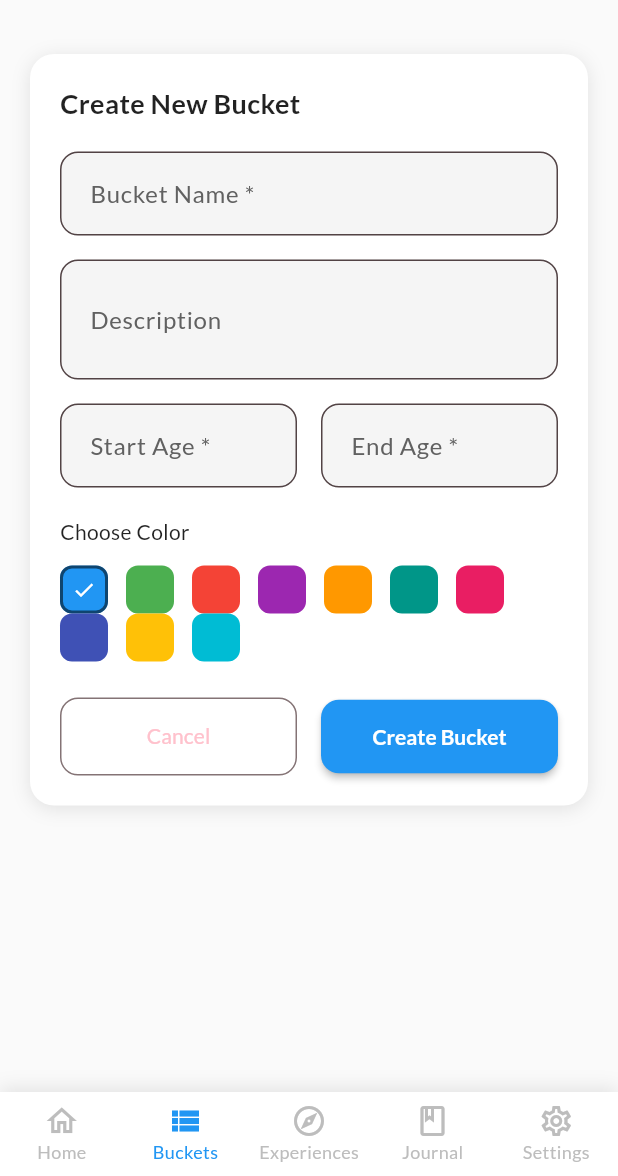
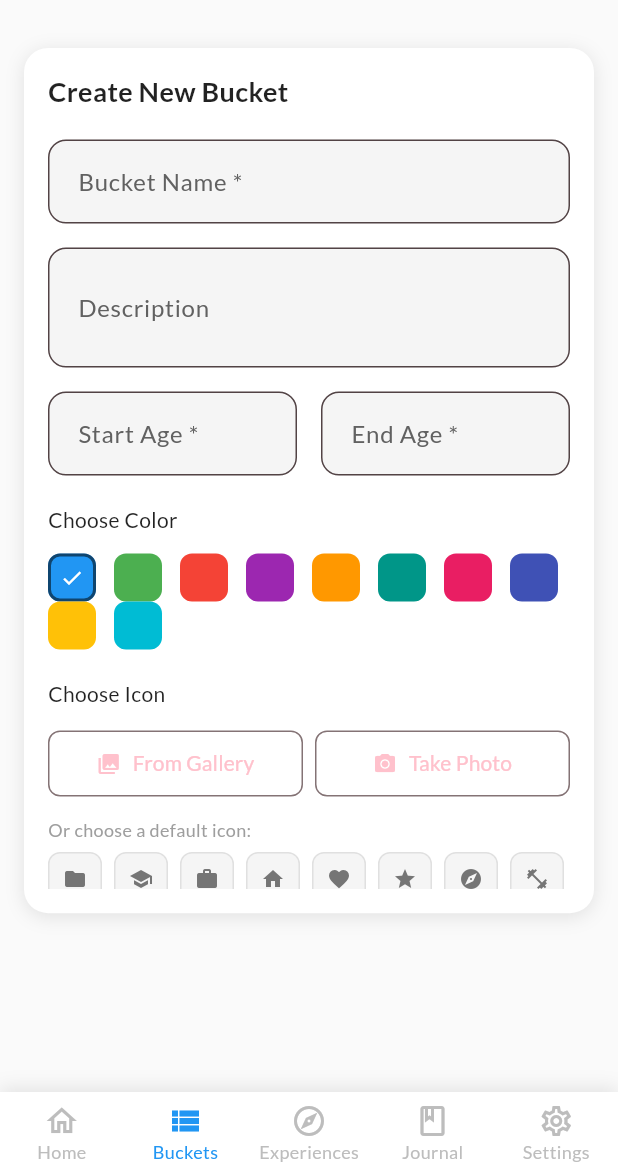
Before and after one commit to cawauchi6204/time-bucket, a Flutter app: the screen it shows after launch, item 2 of the bottom bar chosen, after a tap on the "add" icon, on a phone screen of 412 x 824 dp, the part 60-1236 px from its top. Run offline on Flutter 3.47's test engine with Material 3 defaults, Android fonts, the light colour scheme and no system bars; our stand-ins replace equatable, flutter_riverpod, go_router, google_fonts, image_picker, sqflite; accounts and stored records are empty; network calls fail.

Commit message:
データベースのバージョンを3に更新し、time_bucketsテーブルにicon_pathカラムを追加。バケット作成画面にアイコン選択機能を実装し、UIを改善。新しいBucketIconウィジェットを追加し、アイコン表示のロジックを整理。

```diff
--- a/lib/core/database/database_helper.dart
+++ b/lib/core/database/database_helper.dart
@@ -19,7 +19,7 @@ class DatabaseHelper {
     final String path = join(await getDatabasesPath(), 'timebucket.db');
     return await openDatabase(
       path,
-      version: 2,
+      version: 3,
       onCreate: _onCreate,
       onUpgrade: _onUpgrade,
     );
@@ -35,6 +35,7 @@ class DatabaseHelper {
         end_age INTEGER NOT NULL,
         description TEXT,
         color TEXT,
+        icon_path TEXT,
         order_index INTEGER DEFAULT 0,
         created_at TEXT NOT NULL,
         updated_at TEXT NOT NULL
@@ -122,6 +123,11 @@ class DatabaseHelper {
       // Recreate tables
       await _onCreate(db, newVersion);
     }
+
+    if (oldVersion < 3) {
+      // Add icon_path column to time_buckets table
+      await db.execute('ALTER TABLE time_buckets ADD COLUMN icon_path TEXT');
+    }
   }
 
   Future<void> close() async {
--- a/lib/data/models/time_bucket.dart
+++ b/lib/data/models/time_bucket.dart
@@ -8,6 +8,7 @@ class TimeBucket extends Equatable {
   final int endAge;
   final String? description;
   final String? color;
+  final String? iconPath;
   final int orderIndex;
   final DateTime createdAt;
   final DateTime updatedAt;
@@ -19,6 +20,7 @@ class TimeBucket extends Equatable {
     required this.endAge,
     this.description,
     this.color,
+    this.iconPath,
     this.orderIndex = 0,
     required this.createdAt,
     required this.updatedAt,
@@ -47,6 +49,7 @@ class TimeBucket extends Equatable {
       'end_age': endAge,
       'description': description,
       'color': color,
+      'icon_path': iconPath,
       'order_index': orderIndex,
       'created_at': createdAt.toIso8601String(),
       'updated_at': updatedAt.toIso8601String(),
@@ -61,6 +64,7 @@ class TimeBucket extends Equatable {
       endAge: map['end_age'] as int,
       description: map['description'] as String?,
       color: map['color'] as String?,
+      iconPath: map['icon_path'] as String?,
       orderIndex: map['order_index'] as int? ?? 0,
       createdAt: DateTime.parse(map['created_at'] as String),
       updatedAt: DateTime.parse(map['updated_at'] as String),
@@ -74,6 +78,7 @@ class TimeBucket extends Equatable {
     int? endAge,
     String? description,
     String? color,
+    String? iconPath,
     int? orderIndex,
     DateTime? createdAt,
     DateTime? updatedAt,
@@ -85,6 +90,7 @@ class TimeBucket extends Equatable {
       endAge: endAge ?? this.endAge,
       description: description ?? this.description,
       color: color ?? this.color,
+      iconPath: iconPath ?? this.iconPath,
       orderIndex: orderIndex ?? this.orderIndex,
       createdAt: createdAt ?? this.createdAt,
       updatedAt: updatedAt ?? this.updatedAt,
@@ -99,6 +105,7 @@ class TimeBucket extends Equatable {
         endAge,
         description,
         color,
+        iconPath,
         orderIndex,
         createdAt,
         updatedAt,
--- a/lib/presentation/screens/buckets/buckets_screen.dart
+++ b/lib/presentation/screens/buckets/buckets_screen.dart
@@ -4,6 +4,8 @@ import '../../../data/providers/bucket_provider.dart';
 import '../../../data/models/time_bucket.dart';
 import '../../../data/repositories/experience_repository.dart';
 import '../../../data/models/experience.dart';
+import '../../widgets/common/icon_picker.dart';
+import '../../widgets/common/bucket_icon.dart';
 
 class BucketsScreen extends ConsumerStatefulWidget {
   const BucketsScreen({super.key});
@@ -20,6 +22,7 @@ class _BucketsScreenState extends ConsumerState<BucketsScreen> {
   final _startAgeController = TextEditingController();
   final _endAgeController = TextEditingController();
   Color _selectedColor = Colors.blue;
+  String? _selectedIconPath;
   bool _isLoading = false;
 
   final List<Color> _availableColors = [
@@ -163,8 +166,9 @@ class _BucketsScreenState extends ConsumerState<BucketsScreen> {
 
   Widget _buildInlineCreateForm() {
     return Container(
-      margin: const EdgeInsets.all(20),
-      padding: const EdgeInsets.all(20),
+      margin: const EdgeInsets.all(16),
+      padding: const EdgeInsets.all(16),
+      height: MediaQuery.of(context).size.height * 0.7,
       decoration: BoxDecoration(
         color: Colors.white,
         borderRadius: BorderRadius.circular(16),
@@ -178,6 +182,7 @@ class _BucketsScreenState extends ConsumerState<BucketsScreen> {
       ),
       child: Form(
         key: _formKey,
+        child: SingleChildScrollView(
           child: Column(
             crossAxisAlignment: CrossAxisAlignment.start,
             children: [
@@ -315,6 +320,15 @@ class _BucketsScreenState extends ConsumerState<BucketsScreen> {
                   );
                 }).toList(),
               ),
+              const SizedBox(height: 20),
+              IconPicker(
+                currentImagePath: _selectedIconPath,
+                onImageSelected: (iconPath) {
+                  setState(() {
+                    _selectedIconPath = iconPath;
+                  });
+                },
+              ),
               const SizedBox(height: 24),
               Row(
                 children: [
@@ -364,6 +378,7 @@ class _BucketsScreenState extends ConsumerState<BucketsScreen> {
                 ],
               ),
             ],
+          ),
         ),
       ),
     );
@@ -423,14 +438,15 @@ class _BucketsScreenState extends ConsumerState<BucketsScreen> {
                           color: bgColor,
                           borderRadius: BorderRadius.circular(16),
                         ),
-                        child: Icon(
-                          isActive
+                        child: BucketIcon(
+                          iconPath: bucket.iconPath,
+                          color: color,
+                          size: 28,
+                          fallbackIcon: isActive
                               ? Icons.folder_open
                               : isFuture
                                   ? Icons.folder_outlined
                                   : Icons.folder,
-                          color: color,
-                          size: 28,
                         ),
                       ),
                       if (isActive)
@@ -664,6 +680,7 @@ class _BucketsScreenState extends ConsumerState<BucketsScreen> {
       _startAgeController.clear();
       _endAgeController.clear();
       _selectedColor = Colors.blue;
+      _selectedIconPath = null;
     });
   }
 
@@ -682,6 +699,7 @@ class _BucketsScreenState extends ConsumerState<BucketsScreen> {
             ? null
             : _descriptionController.text.trim(),
         color: '#${_selectedColor.value.toRadixString(16).substring(2)}',
+        iconPath: _selectedIconPath,
         orderIndex: 0,
         createdAt: DateTime.now(),
         updatedAt: DateTime.now(),
@@ -758,10 +776,11 @@ class _BucketsScreenState extends ConsumerState<BucketsScreen> {
                               color: color.withOpacity(0.1),
                               borderRadius: BorderRadius.circular(16),
                             ),
-                            child: Icon(
-                              Icons.folder,
+                            child: BucketIcon(
+                              iconPath: bucket.iconPath,
                               color: color,
                               size: 30,
+                              fallbackIcon: Icons.folder,
                             ),
                           ),
                           const SizedBox(width: 16),
@@ -1063,10 +1082,20 @@ class _BucketsScreenState extends ConsumerState<BucketsScreen> {
                       .withOpacity(0.1),
                   borderRadius: BorderRadius.circular(8),
                 ),
-                child: Icon(
+                child: bucket.iconPath != null
+                    ? BucketIcon(
+                        iconPath: bucket.iconPath,
+                        color: Color(int.parse(
+                            bucket.color?.replaceFirst('#', '0xFF') ??
+                                '0xFF2196F3')),
+                        size: 20,
+                        fallbackIcon: Icons.explore,
+                      )
+                    : Icon(
                         Icons.explore,
                         color: Color(int.parse(
-                      bucket.color?.replaceFirst('#', '0xFF') ?? '0xFF2196F3')),
+                            bucket.color?.replaceFirst('#', '0xFF') ??
+                                '0xFF2196F3')),
                         size: 20,
                       ),
               ),
--- /dev/null
+++ b/lib/presentation/widgets/common/icon_picker.dart
@@ -0,0 +1,237 @@
+import 'package:flutter/material.dart';
+import 'package:image_picker/image_picker.dart';
+import 'dart:io';
+
+class IconPicker extends StatelessWidget {
+  final String? currentImagePath;
+  final Function(String?) onImageSelected;
+  final List<IconData> predefinedIcons;
+
+  const IconPicker({
+    super.key,
+    this.currentImagePath,
+    required this.onImageSelected,
+    this.predefinedIcons = const [
+      Icons.folder,
+      Icons.school,
+      Icons.work,
+      Icons.home,
+      Icons.favorite,
+      Icons.star,
+      Icons.explore,
+      Icons.fitness_center,
+      Icons.travel_explore,
+      Icons.music_note,
+      Icons.book,
+      Icons.sports_soccer,
+    ],
+  });
+
+  @override
+  Widget build(BuildContext context) {
+    return Column(
+      crossAxisAlignment: CrossAxisAlignment.start,
+      children: [
+        const Text(
+          'Choose Icon',
+          style: TextStyle(
+            fontSize: 14,
+            fontWeight: FontWeight.w500,
+            color: Colors.black87,
+          ),
+        ),
+        const SizedBox(height: 12),
+
+        // Current icon display
+        if (currentImagePath != null)
+          Container(
+            margin: const EdgeInsets.only(bottom: 12),
+            child: Row(
+              children: [
+                Container(
+                  width: 45,
+                  height: 45,
+                  decoration: BoxDecoration(
+                    borderRadius: BorderRadius.circular(12),
+                    border: Border.all(color: Colors.grey.shade300),
+                  ),
+                  child: ClipRRect(
+                    borderRadius: BorderRadius.circular(12),
+                    child: Image.file(
+                      File(currentImagePath!),
+                      fit: BoxFit.cover,
+                      errorBuilder: (context, error, stackTrace) {
+                        return Container(
+                          color: Colors.grey.shade200,
+                          child: const Icon(
+                            Icons.broken_image,
+                            color: Colors.grey,
+                            size: 24,
+                          ),
+                        );
+                      },
+                    ),
+                  ),
+                ),
+                const SizedBox(width: 12),
+                Expanded(
+                  child: Column(
+                    crossAxisAlignment: CrossAxisAlignment.start,
+                    children: [
+                      const Text(
+                        'Custom Image Selected',
+                        style: TextStyle(
+                          fontSize: 12,
+                          fontWeight: FontWeight.w500,
+                          color: Colors.black87,
+                        ),
+                      ),
+                      const SizedBox(height: 4),
+                      TextButton(
+                        onPressed: () => onImageSelected(null),
+                        style: TextButton.styleFrom(
+                          padding: EdgeInsets.zero,
+                          minimumSize: const Size(0, 0),
+                        ),
+                        child: const Text(
+                          'Remove Image',
+                          style: TextStyle(
+                            fontSize: 11,
+                            color: Colors.red,
+                          ),
+                        ),
+                      ),
+                    ],
+                  ),
+                ),
+              ],
+            ),
+          ),
+
+        // Action buttons
+        Row(
+          children: [
+            Expanded(
+              child: OutlinedButton.icon(
+                onPressed: () => _pickImageFromGallery(context),
+                icon: const Icon(Icons.photo_library, size: 16),
+                label: const Text('From Gallery'),
+                style: OutlinedButton.styleFrom(
+                  padding: const EdgeInsets.symmetric(vertical: 12),
+                  shape: RoundedRectangleBorder(
+                    borderRadius: BorderRadius.circular(8),
+                  ),
+                ),
+              ),
+            ),
+            const SizedBox(width: 8),
+            Expanded(
+              child: OutlinedButton.icon(
+                onPressed: () => _pickImageFromCamera(context),
+                icon: const Icon(Icons.camera_alt, size: 16),
+                label: const Text('Take Photo'),
+                style: OutlinedButton.styleFrom(
+                  padding: const EdgeInsets.symmetric(vertical: 12),
+                  shape: RoundedRectangleBorder(
+                    borderRadius: BorderRadius.circular(8),
+                  ),
+                ),
+              ),
+            ),
+          ],
+        ),
+
+        const SizedBox(height: 12),
+        const Text(
+          'Or choose a default icon:',
+          style: TextStyle(
+            fontSize: 12,
+            color: Colors.grey,
+          ),
+        ),
+        const SizedBox(height: 6),
+
+        // Predefined icons grid
+        Wrap(
+          spacing: 8,
+          runSpacing: 6,
+          children: predefinedIcons.map((icon) {
+            return GestureDetector(
+              onTap: () => _selectPredefinedIcon(context, icon),
+              child: Container(
+                width: 36,
+                height: 36,
+                decoration: BoxDecoration(
+                  color: Colors.grey.shade100,
+                  borderRadius: BorderRadius.circular(8),
+                  border: Border.all(color: Colors.grey.shade300),
+                ),
+                child: Icon(
+                  icon,
+                  color: Colors.grey.shade600,
+                  size: 16,
+                ),
+              ),
+            );
+          }).toList(),
+        ),
+      ],
+    );
+  }
+
+  Future<void> _pickImageFromGallery(BuildContext context) async {
+    try {
+      final ImagePicker picker = ImagePicker();
+      final XFile? image = await picker.pickImage(
+        source: ImageSource.gallery,
+        maxWidth: 500,
+        maxHeight: 500,
+        imageQuality: 80,
+      );
+
+      if (image != null) {
+        onImageSelected(image.path);
+      }
+    } catch (e) {
+      if (context.mounted) {
+        ScaffoldMessenger.of(context).showSnackBar(
+          SnackBar(
+            content: Text('Failed to pick image: $e'),
+            backgroundColor: Colors.red,
+          ),
+        );
+      }
+    }
+  }
+
+  Future<void> _pickImageFromCamera(BuildContext context) async {
+    try {
+      final ImagePicker picker = ImagePicker();
+      final XFile? image = await picker.pickImage(
+        source: ImageSource.camera,
+        maxWidth: 500,
+        maxHeight: 500,
+        imageQuality: 80,
+      );
+
+      if (image != null) {
+        onImageSelected(image.path);
+      }
+    } catch (e) {
+      if (context.mounted) {
+        ScaffoldMessenger.of(context).showSnackBar(
+          SnackBar(
+            content: Text('Failed to take photo: $e'),
+            backgroundColor: Colors.red,
+          ),
+        );
+      }
+    }
+  }
+
+  void _selectPredefinedIcon(BuildContext context, IconData icon) {
+    // For predefined icons, we'll store a special path that indicates it's an icon
+    final iconPath = 'icon:${icon.codePoint}';
+    onImageSelected(iconPath);
+  }
+}
```
Also changed, not shown: lib/presentation/widgets/common/bucket_icon.dart (added, +59 -0 lines), 1 other file. Lines whose indentation alone changed are shown as unchanged.
